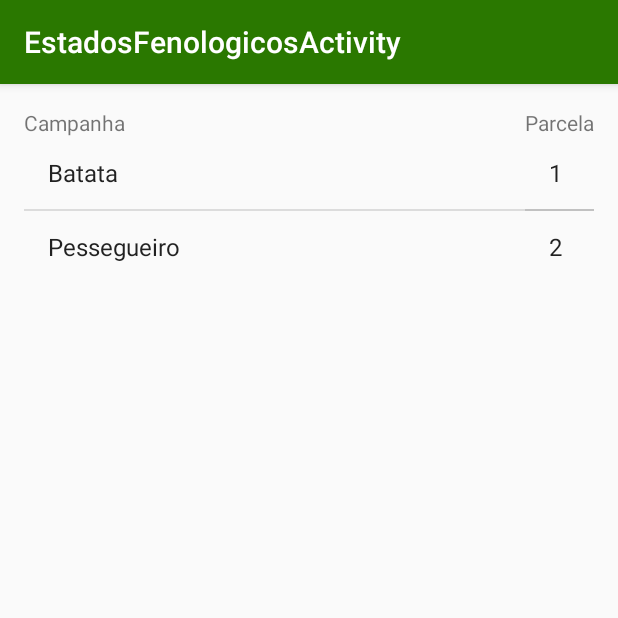
After one commit to davrodrigues/FieldNote, an Android app: the EstadosFenologicosActivity screen opened directly, with no data from a screen before it, on a phone screen of 412 x 824 dp, the top half of it. The commit adds this screen. Run offline under Robolectric (Android 15) with nearby library versions, the phone set to English and light mode, and no system bars.

Commit message:
activities estados fenologicos e observaçoes

```diff
--- /dev/null
+++ b/app/src/main/java/com/example/diogo/fieldnote/EstadosFenologicosActivity.java
@@ -0,0 +1,35 @@
+package com.example.diogo.fieldnote;
+
+import android.os.Bundle;
+import android.support.design.widget.FloatingActionButton;
+import android.support.design.widget.Snackbar;
+import android.support.v7.app.AppCompatActivity;
+import android.support.v7.widget.Toolbar;
+import android.view.View;
+import android.widget.ArrayAdapter;
+import android.widget.ListAdapter;
+import android.widget.ListView;
+
+public class EstadosFenologicosActivity extends AppCompatActivity {
+
+    @Override
+    protected void onCreate(Bundle savedInstanceState) {
+        super.onCreate(savedInstanceState);
+        setContentView(R.layout.activity_estados_fenologicos);
+        Toolbar toolbar = (Toolbar) findViewById(R.id.toolbar);
+        setSupportActionBar(toolbar);
+
+        String[] campanhas = {"Batata", "Pessegueiro"};
+        ListAdapter campanhasAdapter = new ArrayAdapter<String>(this, android.R.layout.simple_list_item_1, campanhas);
+        ListView campanhasView = (ListView) findViewById(R.id.campanhasView);
+        campanhasView.setAdapter(campanhasAdapter);
+
+        String[] parcelas = {"1", "2"};
+        ListAdapter parcelasAdapter = new ArrayAdapter<String>(this, android.R.layout.simple_list_item_1, parcelas);
+        ListView parcelasView = (ListView) findViewById(R.id.parcelas2View);
+        parcelasView.setAdapter(parcelasAdapter);
+
+
+    }
+
+}
--- a/app/src/main/java/com/example/diogo/fieldnote/LoginActivity.java
+++ b/app/src/main/java/com/example/diogo/fieldnote/LoginActivity.java
@@ -191,7 +191,7 @@ public class LoginActivity extends AppCompatActivity implements LoaderCallbacks<
             showProgress(true);
             mAuthTask = new UserLoginTask(email, password);
             mAuthTask.execute((Void) null);
-            startActivity(new Intent(getApplicationContext(), MainActivity.class));
+            startActivity(new Intent(getApplicationContext(), MostrarEstadoActivity.class));
         }
     }
 
--- /dev/null
+++ b/app/src/main/res/layout/activity_estados_fenologicos.xml
@@ -0,0 +1,26 @@
+<?xml version="1.0" encoding="utf-8"?>
+<android.support.design.widget.CoordinatorLayout xmlns:android="http://schemas.android.com/apk/res/android"
+    xmlns:app="http://schemas.android.com/apk/res-auto"
+    xmlns:tools="http://schemas.android.com/tools"
+    android:layout_width="match_parent"
+    android:layout_height="match_parent"
+    android:fitsSystemWindows="true"
+    tools:context="com.example.diogo.fieldnote.EstadosFenologicosActivity">
+
+    <android.support.design.widget.AppBarLayout
+        android:layout_width="match_parent"
+        android:layout_height="wrap_content"
+        android:theme="@style/AppTheme.AppBarOverlay">
+
+        <android.support.v7.widget.Toolbar
+            android:id="@+id/toolbar"
+            android:layout_width="match_parent"
+            android:layout_height="?attr/actionBarSize"
+            android:background="?attr/colorPrimary"
+            app:popupTheme="@style/AppTheme.PopupOverlay" />
+
+    </android.support.design.widget.AppBarLayout>
+
+    <include layout="@layout/content_estados_fenologicos" />
+
+</android.support.design.widget.CoordinatorLayout>
--- /dev/null
+++ b/app/src/main/res/layout/content_estados_fenologicos.xml
@@ -0,0 +1,46 @@
+<?xml version="1.0" encoding="utf-8"?>
+<RelativeLayout xmlns:android="http://schemas.android.com/apk/res/android"
+    xmlns:app="http://schemas.android.com/apk/res-auto"
+    xmlns:tools="http://schemas.android.com/tools"
+    android:layout_width="match_parent"
+    android:layout_height="match_parent"
+    android:paddingBottom="@dimen/activity_vertical_margin"
+    android:paddingLeft="@dimen/activity_horizontal_margin"
+    android:paddingRight="@dimen/activity_horizontal_margin"
+    android:paddingTop="@dimen/activity_vertical_margin"
+    app:layout_behavior="@string/appbar_scrolling_view_behavior"
+    tools:context="com.example.diogo.fieldnote.EstadosFenologicosActivity"
+    tools:showIn="@layout/activity_estados_fenologicos">
+
+    <TextView
+        android:layout_width="wrap_content"
+        android:layout_height="wrap_content"
+        android:text="Campanha"
+        android:id="@+id/textView12"
+        android:layout_alignParentStart="true"
+        android:layout_alignParentTop="true"
+        android:layout_toStartOf="@+id/textView13" />
+
+    <TextView
+        android:layout_width="wrap_content"
+        android:layout_height="wrap_content"
+        android:text="Parcela"
+        android:id="@+id/textView13"
+        android:layout_alignParentTop="true"
+        android:layout_alignParentEnd="true" />
+
+    <ListView
+        android:layout_width="wrap_content"
+        android:layout_height="wrap_content"
+        android:id="@+id/campanhasView"
+        android:layout_below="@+id/textView12"
+        android:layout_alignParentStart="true" />
+
+    <ListView
+        android:layout_width="wrap_content"
+        android:layout_height="wrap_content"
+        android:id="@+id/parcelas2View"
+        android:layout_below="@+id/textView12"
+        android:layout_alignParentEnd="true"
+        android:layout_toRightOf="@+id/textView12" />
+</RelativeLayout>
--- /dev/null
+++ b/app/src/main/res/values-w820dp/dimens.xml
@@ -0,0 +1,6 @@
+<resources>
+    <!-- Example customization of dimensions originally defined in res/values/dimens.xml
+         (such as screen margins) for screens with more than 820dp of available width. This
+         would include 7" and 10" devices in landscape (~960dp and ~1280dp respectively). -->
+    <dimen name="activity_horizontal_margin">64dp</dimen>
+</resources>
--- a/app/src/main/res/values/colors.xml
+++ b/app/src/main/res/values/colors.xml
@@ -1,6 +1,6 @@
 <?xml version="1.0" encoding="utf-8"?>
-<resources>
-    <color name="colorPrimary">#3f51b5</color>
+<resources><!-- #3f51b5-->
+    <color name="colorPrimary">#2a7800</color>
     <color name="colorPrimaryDark">#303F9F</color>
     <color name="colorAccent">#FF4081</color>
 </resources>
```
Also changed, not shown: app/src/main/AndroidManifest.xml (+17 -1 lines), app/src/main/java/com/example/diogo/fieldnote/MostrarEstadoActivity.java (added, +26 -0 lines), app/src/main/java/com/example/diogo/fieldnote/OrganismosActivity.java (added, +42 -0 lines), app/src/main/java/com/example/diogo/fieldnote/RegistarEstadoActivity.java (added, +43 -0 lines), app/src/main/java/com/example/diogo/fieldnote/RegistarObservacaoActivity.java (added, +27 -0 lines), app/src/main/res/layout/activity_mostrar_estado.xml (added, +94 -0 lines), app/src/main/res/layout/activity_organismos.xml (added, +39 -0 lines), app/src/main/res/layout/activity_registar_estado.xml (added, +70 -0 lines), app/src/main/res/layout/activity_registar_observacao.xml (added, +73 -0 lines), app/src/main/res/layout/content_organismos.xml (added, +49 -0 lines), app/src/main/res/values/strings.xml (+5 -4 lines).
